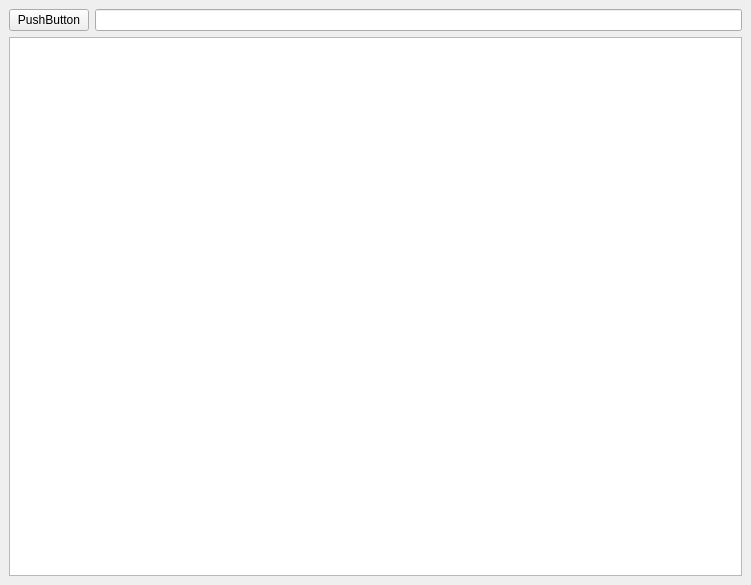
First picture: the form in mainwindow.ui, repository shadowofdominance/Basic_Project, before the edit.
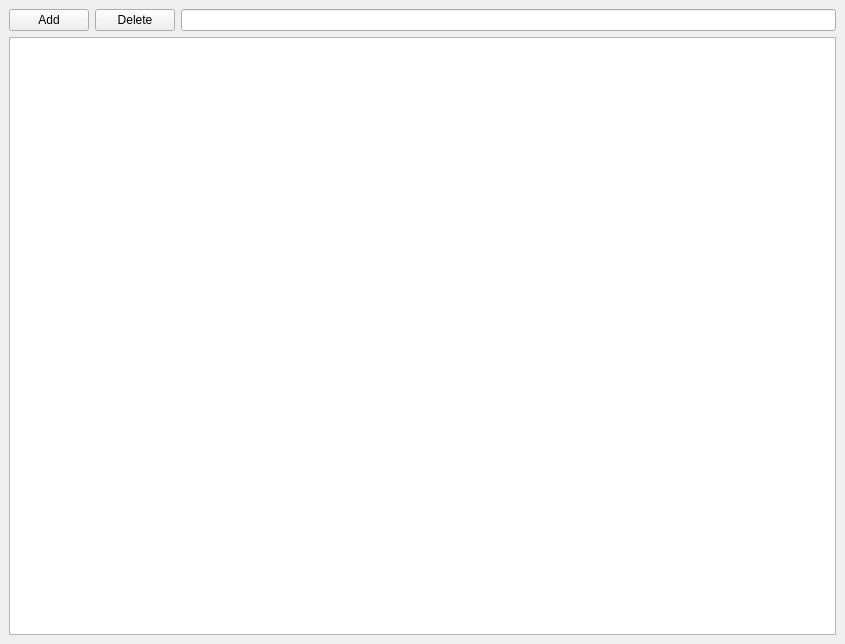
Second picture: the form after the edit.

Commit message: Added Delete Feature

```diff
--- a/mainwindow.ui
+++ b/mainwindow.ui
@@ -6,8 +6,8 @@
    <rect>
     <x>0</x>
     <y>0</y>
-    <width>751</width>
-    <height>585</height>
+    <width>845</width>
+    <height>644</height>
    </rect>
   </property>
   <property name="windowTitle">
@@ -22,7 +22,14 @@
         <item>
          <widget class="QPushButton" name="ButtonAdd">
           <property name="text">
-           <string>PushButton</string>
+           <string>Add</string>
+          </property>
+         </widget>
+        </item>
+        <item>
+         <widget class="QPushButton" name="ButtonDelete">
+          <property name="text">
+           <string>Delete</string>
           </property>
          </widget>
         </item>
```
The commit also changes 15 other files.
